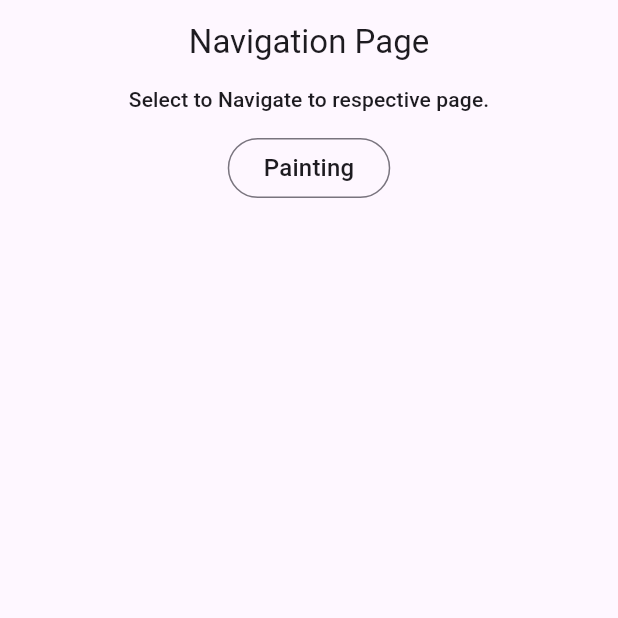
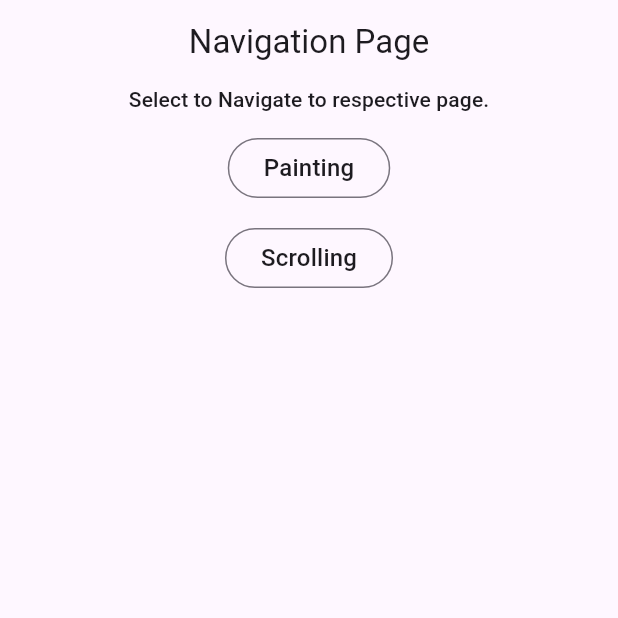
Before and after one commit to sushantebp/flutter_docs_part_1.2, a Flutter app: the screen it shows after launch, on a phone screen of 412 x 824 dp, the top half of it. Run offline on Flutter 3.47's test engine with Material 3 defaults, Android fonts, the light colour scheme and no system bars; our stand-ins replace auto_route.

Commit message:
feat(navigation): added scrolling to navigate

```diff
--- a/lib/core/router/navigation_page.dart
+++ b/lib/core/router/navigation_page.dart
@@ -24,6 +24,8 @@ class NavigationPage extends StatelessWidget {
               title: "Painting",
               onPressed: () => context.router.push(PaintingWidetsRoute()),
             ),
+            const SizedBox(height: 12),
+            RouteButton(title: "Scrolling", onPressed: () {}),
           ],
         ),
       ),
```
